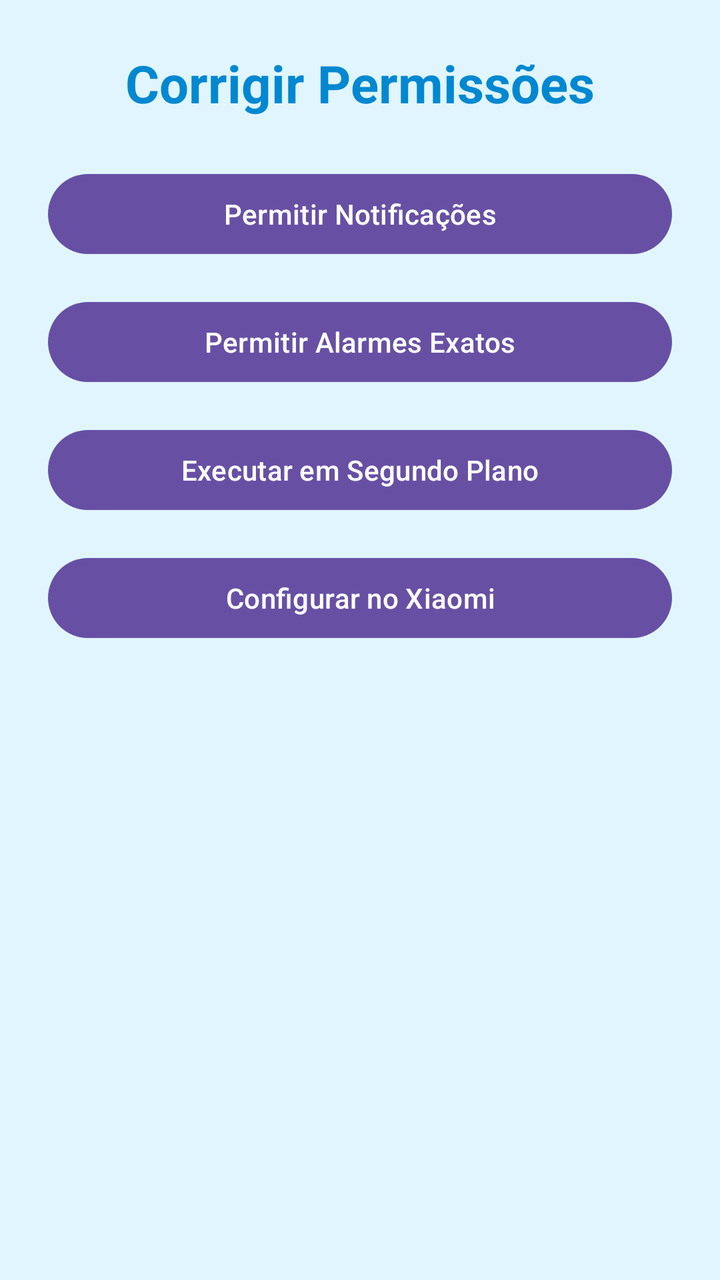
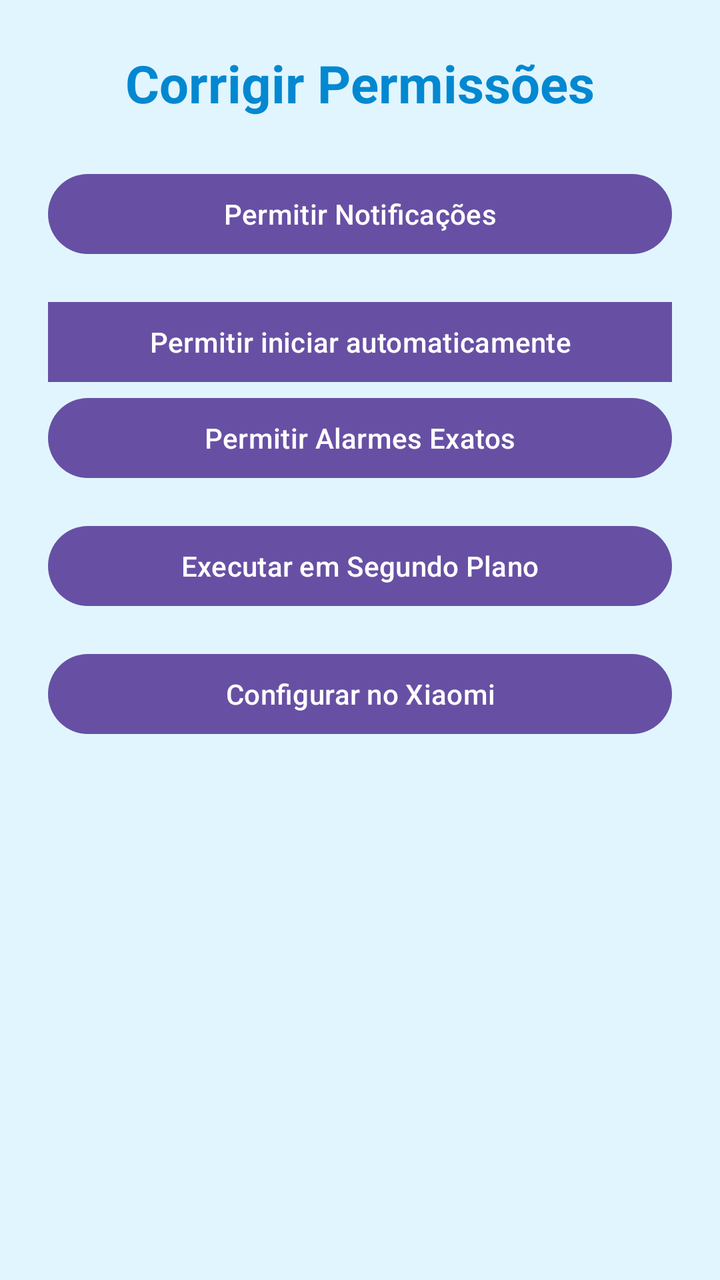

Two renders of the same Android screen: before a commit and after it. Below are the layout's source before the change and the commit's diff.
<!-- AndroidManifest.xml: application theme Theme.XiomeAlarm -->
<!-- res/layout/activity_fix_permissions.xml -->
<?xml version="1.0" encoding="utf-8"?>
<ScrollView xmlns:android="http://schemas.android.com/apk/res/android"
    android:layout_width="match_parent"
    android:layout_height="match_parent"
    android:padding="24dp"
    android:background="@color/background_light_blue">

    <LinearLayout
        android:orientation="vertical"
        android:layout_width="match_parent"
        android:layout_height="wrap_content"
        android:gravity="center_horizontal">

        <TextView
            android:layout_width="wrap_content"
            android:layout_height="wrap_content"
            android:text="Corrigir Permissões"
            android:textSize="26sp"
            android:textStyle="bold"
            android:layout_marginBottom="24dp"
            android:textColor="@color/primary_dark_blue" />

        <Button
            android:id="@+id/btnPermNotificacoes"
            android:layout_width="match_parent"
            android:layout_height="wrap_content"
            android:text="Permitir Notificações"
            android:layout_marginBottom="16dp"/>

        <Button
            android:id="@+id/btnPermAlarmes"
            android:layout_width="match_parent"
            android:layout_height="wrap_content"
            android:text="Permitir Alarmes Exatos"
            android:layout_marginBottom="16dp"/>

        <Button
            android:id="@+id/btnPermBackground"
            android:layout_width="match_parent"
            android:layout_height="wrap_content"
            android:text="Executar em Segundo Plano"
            android:layout_marginBottom="16dp"/>

        <Button
            android:id="@+id/btnPermXiaomi"
            android:layout_width="match_parent"
            android:layout_height="wrap_content"
            android:text="Configurar no Xiaomi"
            android:layout_marginBottom="16dp"/>


    </LinearLayout>
</ScrollView>
<!-- resources referenced by this layout -->
<resources>
  <color name="background_light_blue">#E1F5FE</color>
  <color name="primary_dark_blue">#0288D1</color>
  <style name="Theme.XiomeAlarm" parent="Theme.Material3.DayNight.NoActionBar">
  
          
          <item name="android:colorBackground">@color/background_light_blue</item>
  
          
          <item name="android:statusBarColor">@color/primary_dark_blue</item>
  
          !-- Remove a ActionBar para um design mais limpo --&gt;
          <item name="windowActionBar">false</item>
          <item name="windowNoTitle">true</item>
      </style>
</resources>

<!-- the commit's change to res/layout/activity_fix_permissions.xml (unified diff, before → after) -->
@@ -28,6 +28,12 @@
             android:layout_marginBottom="16dp"/>
 
         <Button
+            android:id="@+id/btnAutostart"
+            android:layout_width="363dp"
+            android:layout_height="wrap_content"
+            android:text="Permitir iniciar automaticamente" />
+
+        <Button
             android:id="@+id/btnPermAlarmes"
             android:layout_width="match_parent"
             android:layout_height="wrap_content"
